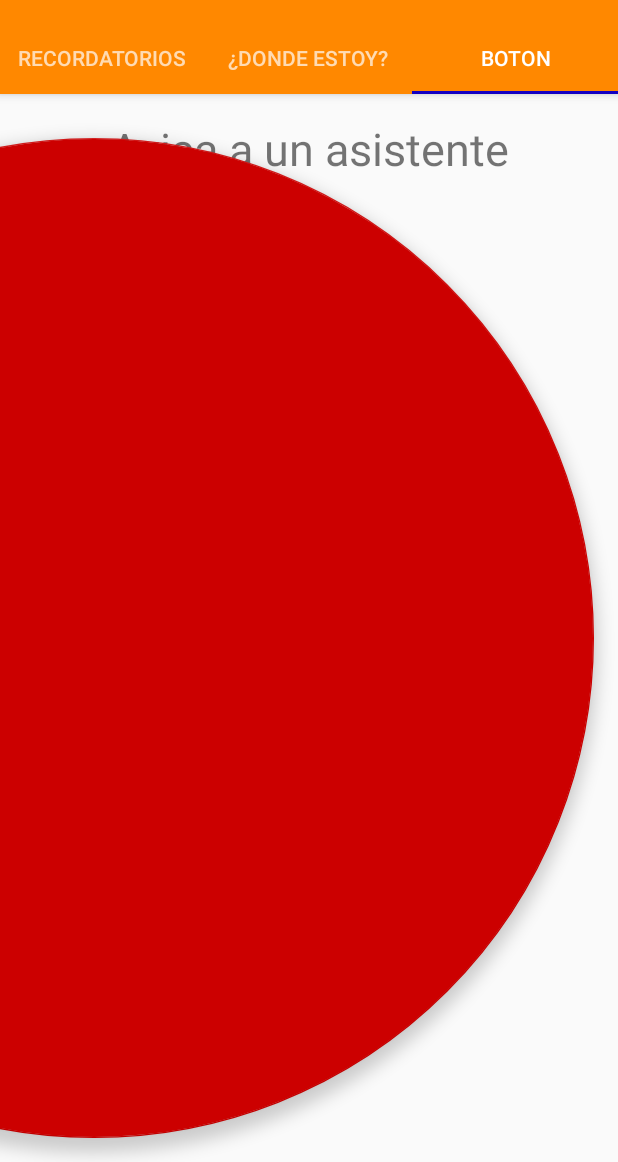
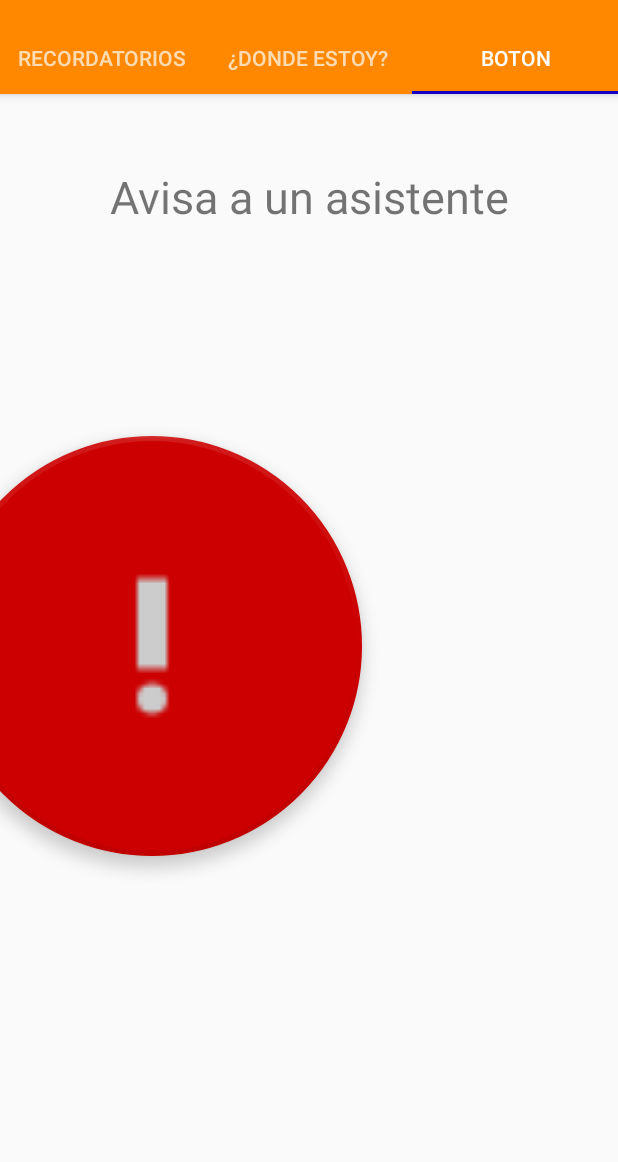
Before and after one commit to VK-Tiodor/ProjecteIntegrador_DAM_ATKJ-2, an Android app: the MainActivity screen opened directly, with no data from a screen before it, tab 3 chosen, on a phone screen of 412 x 824 dp, the part 74-1236 px from its top. Run offline under Robolectric (Android 15) with nearby library versions, the phone set to English and light mode, and no system bars; 1 statement that could not run was skipped.

Commit message:
fab commit

```diff
--- a/DependeciApp/app/src/main/java/dam/android/dependeciapp/MainActivity.java
+++ b/DependeciApp/app/src/main/java/dam/android/dependeciapp/MainActivity.java
@@ -1,5 +1,6 @@
 package dam.android.dependeciapp;
 
+import android.animation.Animator;
 import android.content.Intent;
 import android.os.Bundle;
 import android.support.design.widget.AppBarLayout;
@@ -19,6 +20,10 @@ import android.support.v7.widget.Toolbar;
 
 import android.view.Menu;
 import android.view.MenuItem;
+import android.view.ViewAnimationUtils;
+import android.view.animation.Animation;
+import android.view.animation.AnimationUtils;
+import android.view.animation.Interpolator;
 import android.widget.TextView;
 
 import java.util.List;
@@ -36,11 +41,11 @@ public class MainActivity extends AppCompatActivity
     private ViewPager mViewPager;
     private SectionsPagerAdapter mSectionsPagerAdapter;
     private FloatingActionButton fab;
-    private int fabSize;
     private Usuario user;
     private Conexion con;
     private Menu appBarMenu;
     private AppBarLayout appBarLayout;
+    private Toolbar toolbar;
 
     @Override
     protected void onCreate(Bundle savedInstanceState) {
@@ -53,11 +58,10 @@ public class MainActivity extends AppCompatActivity
 
     private void setUI() {
         appBarLayout = (AppBarLayout) findViewById(R.id.appbar);
-        Toolbar toolbar = (Toolbar) findViewById(R.id.toolbar);
+        toolbar = (Toolbar) findViewById(R.id.toolbar);
         setSupportActionBar(toolbar);
         fab = (FloatingActionButton) findViewById(R.id.fab);
         //Guardamos el tamaño del Fab, para poder resituirlo a su tamaño original
-        fabSize = fab.getLayoutParams().width;
         fab.setOnClickListener(new View.OnClickListener() {
             @Override
             public void onClick(View view) {
@@ -77,7 +81,7 @@ public class MainActivity extends AppCompatActivity
         TextView tvNombre = (TextView) navigationView.getHeaderView(0).findViewById(R.id.tvNombre);
         tvNombre.setText(user.getNombre() + " " + user.getApellidos());
         mViewPager = (ViewPager) findViewById(R.id.container);
-        TabLayout tabLayout = (TabLayout) findViewById(R.id.tabs);
+        final TabLayout tabLayout = (TabLayout) findViewById(R.id.tabs);
         mViewPager.addOnPageChangeListener(new TabLayout.TabLayoutOnPageChangeListener(tabLayout));
         tabLayout.addOnTabSelectedListener(new TabLayout.ViewPagerOnTabSelectedListener(mViewPager));
 
@@ -89,21 +93,16 @@ public class MainActivity extends AppCompatActivity
                 switch (posicion) {
                     case 0:
                         //Ponemos al FAB su tamaño original
-                        fab.getLayoutParams().height = fabSize;
-                        fab.getLayoutParams().width = fabSize;
                         break;
                     case 1:
                         //Ponemos al FAB su tamaño original
-                        fab.getLayoutParams().height = fabSize;
-                        fab.getLayoutParams().width = fabSize;
                         //Expandimos el appBarLayout, para poder cerrar RecordatorioDetalleFragment,
                         //en caso de que haya alguno abieto
                         appBarLayout.setExpanded(true);
                         break;
                     case 2:
                         //Hacemos el FAB mas grande
-                        fab.getLayoutParams().height = 1000;
-                        fab.getLayoutParams().width = 1000;
+                        fab.animate().scaleX(5).scaleY(5).translationX(-400).translationY(-450).setDuration(500);
                         //Expandimos el appBarLayout simplemente por estetica
                         appBarLayout.setExpanded(true);
                         cierraRecordatorioDetalle();
@@ -113,6 +112,9 @@ public class MainActivity extends AppCompatActivity
 
             @Override
             public void onTabUnselected(TabLayout.Tab tab) {
+                if(tab.getPosition() == 2){
+                    fab.animate().scaleX(1).scaleY(1).translationX(0).translationY(0).setDuration(500);
+                }
             }
 
             @Override
@@ -120,6 +122,13 @@ public class MainActivity extends AppCompatActivity
             }
         });
     }
+
+    @Override
+    protected void onStop() {
+        super.onStop();
+        finish();
+    }
+
     //Metodo para cerrar el RecordatorioDetalleFragment que pueda haber abierto
     private void cierraRecordatorioDetalle() {
         List<Fragment> listFragment = getSupportFragmentManager().getFragments();
--- a/DependeciApp/app/src/main/res/drawable/ic_fab_waring.xml
+++ b/DependeciApp/app/src/main/res/drawable/ic_fab_warning.xml
@@ -4,6 +4,9 @@
         android:viewportWidth="24.0"
         android:viewportHeight="24.0">
     <path
-        android:fillColor="#eaff00"
-        android:pathData="M1,21h22L12,2 1,21zM13,18h-2v-2h2v2zM13,14h-2v-4h2v4z"/>
+        android:fillColor="#cccccc"
+        android:pathData="M12,19m-2,0a2,2 0,1 1,4 0a2,2 0,1 1,-4 0"/>
+    <path
+        android:fillColor="#cccccc"
+        android:pathData="M10,3h4v12h-4z"/>
 </vector>
--- a/DependeciApp/app/src/main/res/layout/app_bar_main.xml
+++ b/DependeciApp/app/src/main/res/layout/app_bar_main.xml
@@ -23,6 +23,6 @@
         android:layout_gravity="bottom|end"
         android:layout_margin="@dimen/fab_margin"
         app:backgroundTint="@android:color/holo_red_dark"
-        app:srcCompat="@drawable/ic_fab_waring" />
+        app:srcCompat="@drawable/ic_fab_warning" />
 
 </android.support.design.widget.CoordinatorLayout>
--- a/DependeciApp/app/src/main/res/layout/fragment_boton.xml
+++ b/DependeciApp/app/src/main/res/layout/fragment_boton.xml
@@ -10,7 +10,7 @@
         android:id="@+id/section_label"
         android:layout_width="wrap_content"
         android:layout_height="wrap_content"
-        android:layout_marginTop="@dimen/activity_vertical_margin"
+        android:layout_marginTop="48dp"
         android:textSize="30sp"
         app:layout_constraintEnd_toEndOf="parent"
         app:layout_constraintHorizontal_bias="0.5"
```
